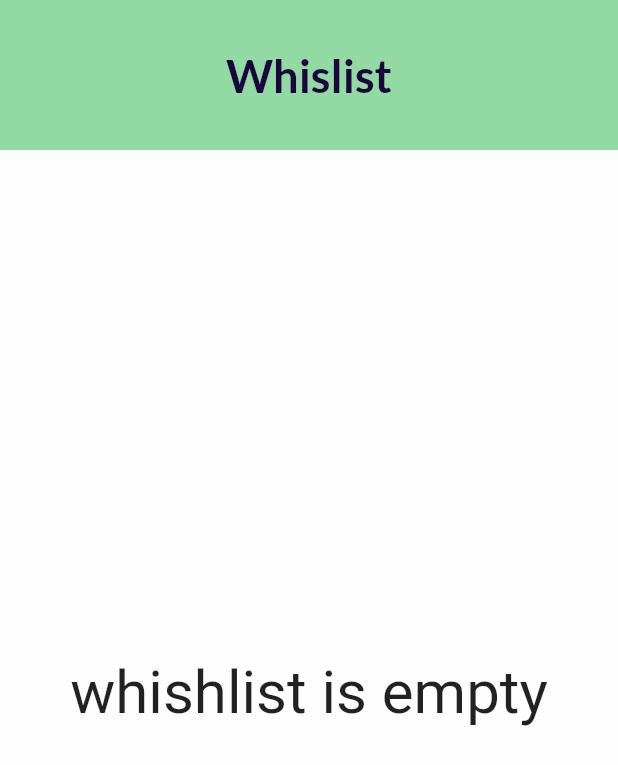
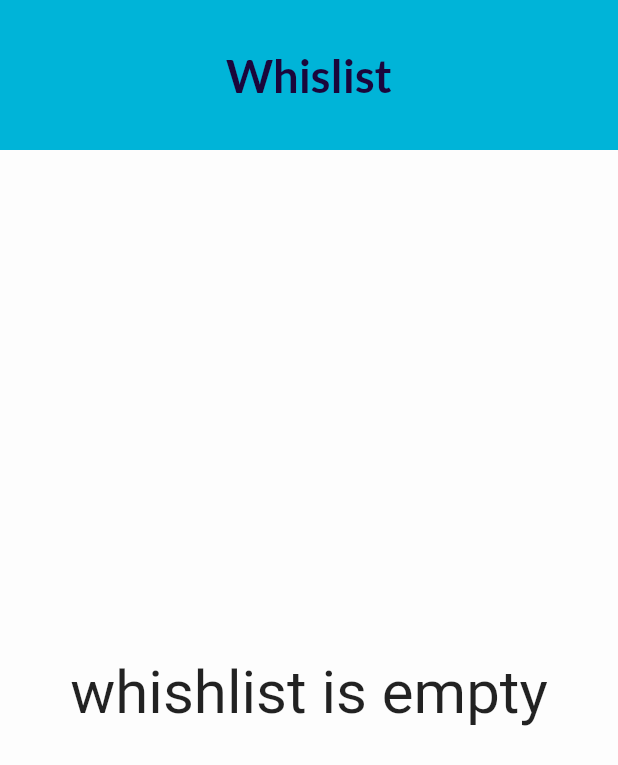
Before and after one commit to Dev-Abhijithmp/partsbay, a Flutter app: the screen it shows once a user with an empty profile is signed in, after a tap on an icon or button, on a phone screen of 412 x 824 dp. Shown: the top 765 px of the screen. Run offline on Flutter 3.47's test engine with Material 2 defaults, Android fonts, the phone set to English and light mode, and no system bars; our stand-ins replace cloud_firestore, firebase_auth, firebase_core, geolocator, google_fonts, google_maps_flutter and 1 more; missing offline and left inert: bottom_animation, flutter_swiper_tv; accounts and stored records are empty; network calls fail.

Commit message:
nov 10 commit

```diff
--- a/lib/inner_screen/itempage.dart
+++ b/lib/inner_screen/itempage.dart
@@ -87,7 +87,7 @@ class _ItempageState extends State<Itempage> {
                   addtocart(
                       context,
                       uid,
-                      id,
+                      (id + sizes[sizeindex]),
                       links[0],
                       data.get('price').toDouble(),
                       data.get('description'),
--- a/lib/main.dart
+++ b/lib/main.dart
@@ -30,9 +30,7 @@ class _AppState extends State<App> {
   Widget build(BuildContext context) {
     return MaterialApp(
       debugShowCheckedModeBanner: false,
-      theme: ThemeData(
-        primarySwatch: Colors.green,
-      ),
+      theme: ThemeData(primarySwatch: Colors.blue),
       home: FutureBuilder(
         // Initialize FlutterFire:
         future: _initialization,
--- a/lib/screens/bottombar.dart
+++ b/lib/screens/bottombar.dart
@@ -6,8 +6,8 @@ import 'package:partsbay/myicons_icons.dart';
 import 'package:partsbay/provider/changeprovider.dart';
 import 'package:partsbay/screens/cart.dart';
 import 'package:partsbay/screens/homepage.dart';
-import 'package:curved_navigation_bar/curved_navigation_bar.dart';
 import 'package:provider/provider.dart';
+import 'package:bottom_animation/bottom_animation.dart';
 
 class Bottompage extends StatefulWidget {
   Bottompage({Key? key}) : super(key: key);
@@ -37,16 +37,29 @@ class _BottompageState extends State<Bottompage> {
             width: MediaQuery.of(context).size.width,
             height: 50,
             child: Scaffold(
-              bottomNavigationBar: CurvedNavigationBar(
+              bottomNavigationBar: BottomAnimation(
+                barHeight: 50,
+                barRadius: 10,
+                itemHoverBorderRadius: 15,
+                itemHoverColorOpacity: 0.7,
+                itemHoverHeight: 35,
+                itemHoverWidth: 130,
                 backgroundColor: bgcolor,
-                color: Color.fromRGBO(147, 217, 163, 1),
-                height: 50,
+                selectedIndex: Provider.of<Change>(context).providerindex,
+                itemHoverColor: green,
+                deActiveIconColor: Colors.transparent,
+                activeIconColor: green,
                 items: [
-                  Icon(
+                  BottomNavItem(
+                    title: "home",
+                    widget: Icon(
                       Icons.home,
                       color: Colors.black,
                     ),
-                  Stack(
+                  ),
+                  BottomNavItem(
+                    title: "cart",
+                    widget: Stack(
                       alignment: AlignmentDirectional.topEnd,
                       fit: StackFit.loose,
                       clipBehavior: Clip.antiAlias,
@@ -62,13 +75,17 @@ class _BottompageState extends State<Bottompage> {
                         ),
                       ],
                     ),
-                  Icon(
+                  ),
+                  BottomNavItem(
+                    title: "profile",
+                    widget: Icon(
                       Myicons.user_male,
                       size: 20,
                       color: Colors.black,
                     ),
+                  ),
                 ],
-                onTap: (index) {
+                onItemSelect: (index) {
                   Provider.of<Change>(context, listen: false)
                       .changeindex(index);
                 },
--- a/lib/screens/homepage.dart
+++ b/lib/screens/homepage.dart
@@ -102,7 +102,7 @@ Widget _appbar(context) {
     width: double.infinity,
     height: 120,
     decoration: BoxDecoration(
-      color: Color.fromRGBO(147, 217, 163, 1),
+      color: green,
       boxShadow: [
         BoxShadow(
             blurRadius: 1,
@@ -150,7 +150,7 @@ Widget _appbar(context) {
                 decoration: BoxDecoration(
                   color: Colors.grey.shade300,
                   border: Border.all(color: Colors.grey.shade200, width: 1),
-                  borderRadius: BorderRadius.circular(6),
+                  borderRadius: BorderRadius.circular(17),
                 ),
                 child: Row(
                   children: [
@@ -245,10 +245,13 @@ Widget _categories(context) {
                 );
               }));
             },
-            child: SizedBox(
+            child: Container(
               width: 110,
               height: 150,
-              child: Card(
+              margin: EdgeInsets.all(7),
+              decoration: BoxDecoration(
+                  borderRadius: BorderRadius.circular(15),
+                  border: Border.all(color: green)),
               child: Column(
                 mainAxisAlignment: MainAxisAlignment.spaceAround,
                 children: [
@@ -265,7 +268,6 @@ Widget _categories(context) {
               ),
             ),
           ),
-          ),
           GestureDetector(
             onTap: () {
               Navigator.push(context, MaterialPageRoute(builder: (context) {
@@ -274,10 +276,13 @@ Widget _categories(context) {
                 );
               }));
             },
-            child: SizedBox(
+            child: Container(
               width: 110,
               height: 150,
-              child: Card(
+              margin: EdgeInsets.all(7),
+              decoration: BoxDecoration(
+                  borderRadius: BorderRadius.circular(15),
+                  border: Border.all(color: green)),
               child: Column(
                 mainAxisAlignment: MainAxisAlignment.spaceAround,
                 children: [
@@ -296,7 +301,6 @@ Widget _categories(context) {
               ),
             ),
           ),
-          ),
           GestureDetector(
             onTap: () {
               Navigator.push(context, MaterialPageRoute(builder: (context) {
@@ -305,10 +309,13 @@ Widget _categories(context) {
                 );
               }));
             },
-            child: SizedBox(
+            child: Container(
               width: 110,
               height: 150,
-              child: Card(
+              margin: EdgeInsets.all(7),
+              decoration: BoxDecoration(
+                  borderRadius: BorderRadius.circular(15),
+                  border: Border.all(color: green)),
               child: Column(
                 mainAxisAlignment: MainAxisAlignment.spaceAround,
                 children: [
@@ -325,7 +332,6 @@ Widget _categories(context) {
               ),
             ),
           ),
-          ),
           GestureDetector(
             onTap: () {
               Navigator.push(context, MaterialPageRoute(builder: (context) {
@@ -334,10 +340,13 @@ Widget _categories(context) {
                 );
               }));
             },
-            child: SizedBox(
+            child: Container(
               width: 110,
               height: 150,
-              child: Card(
+              margin: EdgeInsets.all(7),
+              decoration: BoxDecoration(
+                  borderRadius: BorderRadius.circular(15),
+                  border: Border.all(color: green)),
               child: Column(
                 mainAxisAlignment: MainAxisAlignment.spaceAround,
                 children: [
@@ -354,7 +363,6 @@ Widget _categories(context) {
               ),
             ),
           ),
-          ),
         ],
       ),
     ),
--- a/pubspec.yaml
+++ b/pubspec.yaml
@@ -41,6 +41,7 @@ dependencies:
   loading_indicator: ^3.0.2
   google_maps_flutter: ^2.0.11
   geolocator: ^7.7.1
+  bottom_animation: ^2.0.0
 
 
 dev_dependencies:
```
Also changed, not shown: lib/add_data/add_user.dart (+25 -25 lines), lib/colorsandfontsandwidgets.dart (+7 -7 lines), lib/inner_screen/checkoutpage.dart (+57 -1 lines), lib/inner_screen/ordersucces.dart (added, +39 -0 lines), lib/screens/cart.dart (+7 -7 lines), pubspec.lock. Lines whose indentation alone changed are shown as unchanged.
